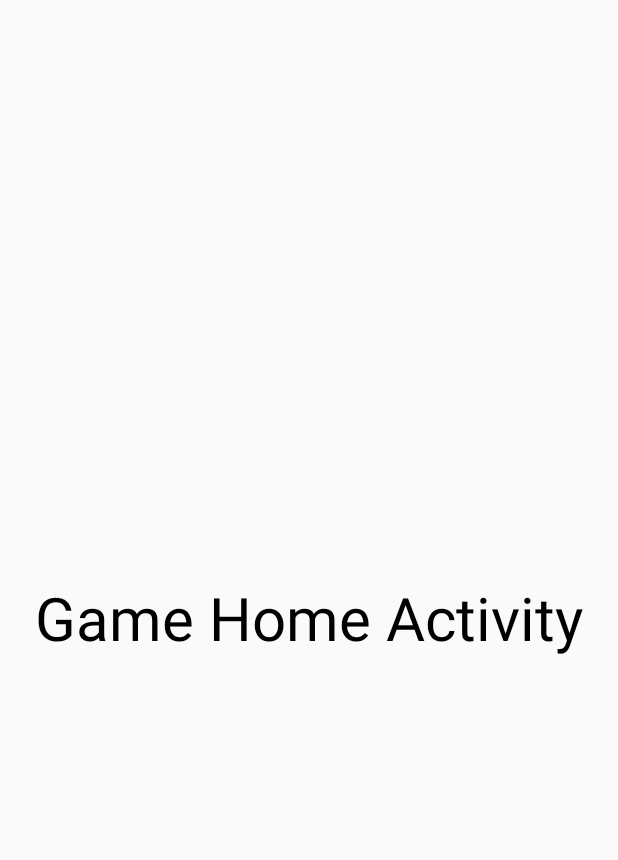
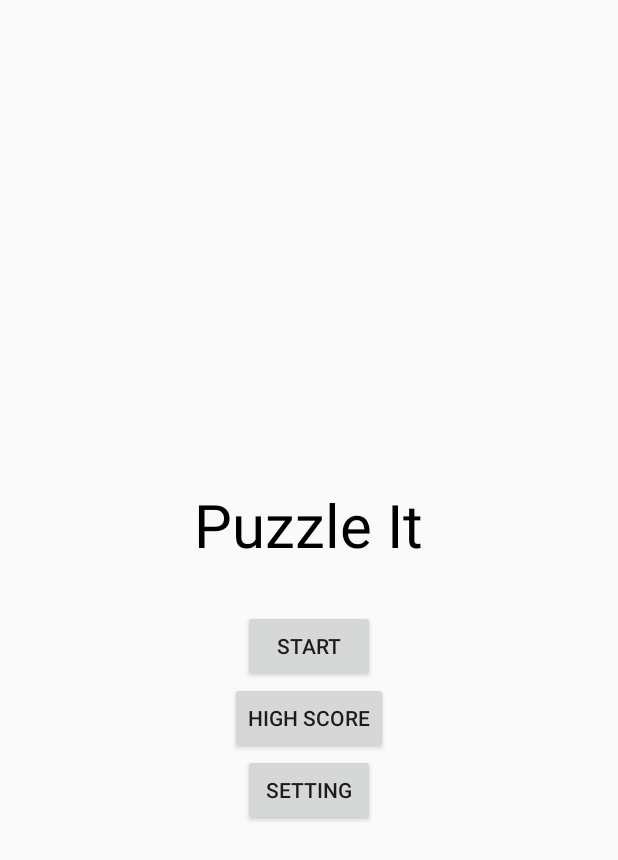
Before and after one commit to Galtager/PuzzleGame, an Android app: the screen it shows after launch (Home), on a phone screen of 412 x 824 dp. Shown: the top 860 px of the screen. Run offline under Robolectric (Android 15) with nearby library versions, the phone set to English and light mode, and no system bars; Roboto replaces fonts that are not available here; 3 statements that could not run were skipped.

```diff
--- a/app/src/main/res/layout/activity_home.xml
+++ b/app/src/main/res/layout/activity_home.xml
@@ -1,17 +1,57 @@
 <?xml version="1.0" encoding="utf-8"?>
-<LinearLayout
-    xmlns:android="http://schemas.android.com/apk/res/android"
+<LinearLayout xmlns:android="http://schemas.android.com/apk/res/android"
     xmlns:app="http://schemas.android.com/apk/res-auto"
     xmlns:tools="http://schemas.android.com/tools"
     android:layout_width="match_parent"
     android:layout_height="match_parent"
+    android:orientation="vertical"
     tools:context=".Home">
-    <TextView
+
+    <RelativeLayout
         android:layout_width="match_parent"
-        android:layout_height="match_parent"
-        android:textColor="@android:color/black"
-        android:text="Game Home Activity"
-        android:gravity="center"
-        android:textSize="40sp"/>
+        android:layout_height="wrap_content">
+
+
+    </RelativeLayout>
+
+    <RelativeLayout
+        android:layout_width="match_parent"
+        android:layout_height="match_parent">
+
+        <LinearLayout
+            android:layout_width="match_parent"
+            android:layout_height="wrap_content"
+            android:layout_centerVertical="true"
+            android:gravity="center"
+            android:orientation="vertical">
+            <TextView
+                android:layout_width="wrap_content"
+                android:layout_height="wrap_content"
+                android:layout_centerInParent="true"
+                android:layout_marginTop="50dp"
+                android:text="Puzzle It"
+                android:textColor="@android:color/black"
+                android:textSize="40sp"
+                android:paddingBottom="30dp"/>
+            <Button
+                android:id="@+id/start_button"
+                android:layout_width="wrap_content"
+                android:layout_height="wrap_content"
+                android:layout_centerInParent="true"
+                android:text="Start" />
+            <Button
+                android:id="@+id/highscore_button"
+                android:layout_width="wrap_content"
+                android:layout_height="wrap_content"
+                android:layout_centerInParent="true"
+                android:text="High Score" />
+            <Button
+                android:id="@+id/setting_button"
+                android:layout_width="wrap_content"
+                android:layout_height="wrap_content"
+                android:layout_centerInParent="true"
+                android:text="Setting" />
+        </LinearLayout>
+    </RelativeLayout>
 
 </LinearLayout>
```
